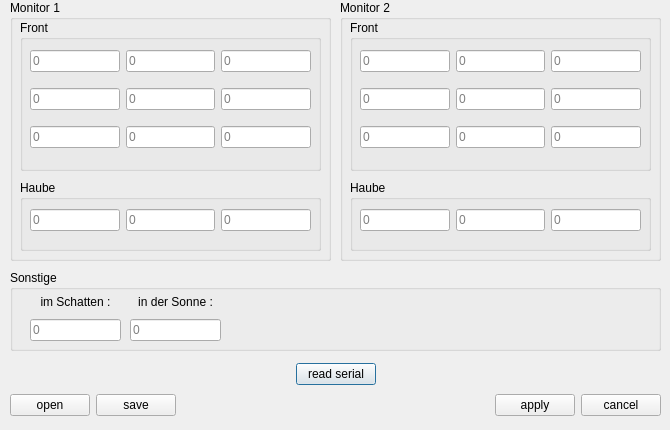
This is sensordialog.ui in Schattig/Tmess as Qt 5 draws it before an edit. The edited form follows.
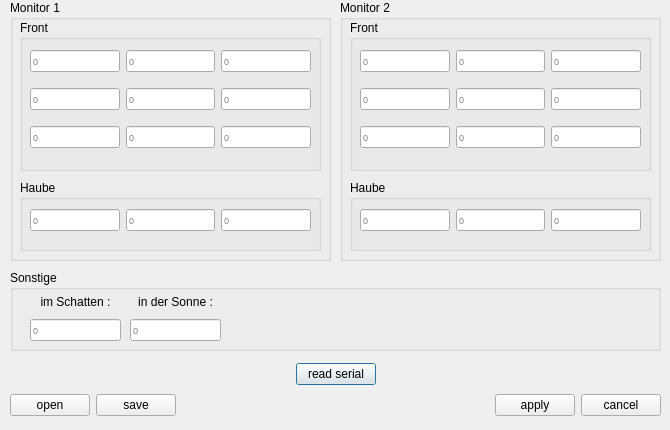
This is the edited form. Custom widgets are drawn as their Qt base class.

```diff
--- a/sensordialog.ui
+++ b/sensordialog.ui
@@ -61,6 +61,11 @@
      <layout class="QGridLayout" name="gridLayout">
       <item row="1" column="1">
        <widget class="MyLineEdit" name="lineEdit_15">
+        <property name="font">
+         <font>
+          <pointsize>7</pointsize>
+         </font>
+        </property>
         <property name="readOnly">
          <bool>false</bool>
         </property>
@@ -71,6 +76,11 @@
       </item>
       <item row="0" column="2">
        <widget class="MyLineEdit" name="lineEdit_13">
+        <property name="font">
+         <font>
+          <pointsize>7</pointsize>
+         </font>
+        </property>
         <property name="cursorPosition">
          <number>0</number>
         </property>
@@ -84,6 +94,11 @@
       </item>
       <item row="0" column="1">
        <widget class="MyLineEdit" name="lineEdit_12">
+        <property name="font">
+         <font>
+          <pointsize>7</pointsize>
+         </font>
+        </property>
         <property name="cursorPosition">
          <number>0</number>
         </property>
@@ -97,6 +112,11 @@
       </item>
       <item row="1" column="0">
        <widget class="MyLineEdit" name="lineEdit_14">
+        <property name="font">
+         <font>
+          <pointsize>7</pointsize>
+         </font>
+        </property>
         <property name="readOnly">
          <bool>false</bool>
         </property>
@@ -107,6 +127,11 @@
       </item>
       <item row="1" column="2">
        <widget class="MyLineEdit" name="lineEdit_16">
+        <property name="font">
+         <font>
+          <pointsize>7</pointsize>
+         </font>
+        </property>
         <property name="readOnly">
          <bool>false</bool>
         </property>
@@ -117,6 +142,11 @@
       </item>
       <item row="0" column="0">
        <widget class="MyLineEdit" name="lineEdit_11">
+        <property name="font">
+         <font>
+          <pointsize>7</pointsize>
+         </font>
+        </property>
         <property name="text">
          <string/>
         </property>
@@ -136,6 +166,11 @@
       </item>
       <item row="2" column="0">
        <widget class="MyLineEdit" name="lineEdit_17">
+        <property name="font">
+         <font>
+          <pointsize>7</pointsize>
+         </font>
+        </property>
         <property name="readOnly">
          <bool>false</bool>
         </property>
@@ -146,6 +181,11 @@
       </item>
       <item row="2" column="1">
        <widget class="MyLineEdit" name="lineEdit_18">
+        <property name="font">
+         <font>
+          <pointsize>7</pointsize>
+         </font>
+        </property>
         <property name="readOnly">
          <bool>false</bool>
         </property>
@@ -156,6 +196,11 @@
       </item>
       <item row="2" column="2">
        <widget class="MyLineEdit" name="lineEdit_19">
+        <property name="font">
+         <font>
+          <pointsize>7</pointsize>
+         </font>
+        </property>
         <property name="readOnly">
          <bool>false</bool>
         </property>
@@ -191,6 +236,11 @@
      <layout class="QHBoxLayout" name="horizontalLayout_4">
       <item>
        <widget class="MyLineEdit" name="lineEdit_110">
+        <property name="font">
+         <font>
+          <pointsize>7</pointsize>
+         </font>
+        </property>
         <property name="readOnly">
          <bool>false</bool>
         </property>
@@ -201,6 +251,11 @@
       </item>
       <item>
        <widget class="MyLineEdit" name="lineEdit_111">
+        <property name="font">
+         <font>
+          <pointsize>7</pointsize>
+         </font>
+        </property>
         <property name="readOnly">
          <bool>false</bool>
         </property>
@@ -211,6 +266,11 @@
       </item>
       <item>
        <widget class="MyLineEdit" name="lineEdit_112">
+        <property name="font">
+         <font>
+          <pointsize>7</pointsize>
+         </font>
+        </property>
         <property name="readOnly">
          <bool>false</bool>
         </property>
@@ -353,6 +413,11 @@
      <layout class="QGridLayout" name="gridLayout_2">
       <item row="1" column="1">
        <widget class="MyLineEdit" name="lineEdit_25">
+        <property name="font">
+         <font>
+          <pointsize>7</pointsize>
+         </font>
+        </property>
         <property name="readOnly">
          <bool>false</bool>
         </property>
@@ -363,6 +428,11 @@
       </item>
       <item row="0" column="2">
        <widget class="MyLineEdit" name="lineEdit_23">
+        <property name="font">
+         <font>
+          <pointsize>7</pointsize>
+         </font>
+        </property>
         <property name="readOnly">
          <bool>false</bool>
         </property>
@@ -373,6 +443,11 @@
       </item>
       <item row="0" column="1">
        <widget class="MyLineEdit" name="lineEdit_22">
+        <property name="font">
+         <font>
+          <pointsize>7</pointsize>
+         </font>
+        </property>
         <property name="readOnly">
          <bool>false</bool>
         </property>
@@ -383,6 +458,11 @@
       </item>
       <item row="1" column="0">
        <widget class="MyLineEdit" name="lineEdit_24">
+        <property name="font">
+         <font>
+          <pointsize>7</pointsize>
+         </font>
+        </property>
         <property name="readOnly">
          <bool>false</bool>
         </property>
@@ -393,6 +473,11 @@
       </item>
       <item row="1" column="2">
        <widget class="MyLineEdit" name="lineEdit_26">
+        <property name="font">
+         <font>
+          <pointsize>7</pointsize>
+         </font>
+        </property>
         <property name="readOnly">
          <bool>false</bool>
         </property>
@@ -403,6 +488,11 @@
       </item>
       <item row="0" column="0">
        <widget class="MyLineEdit" name="lineEdit_21">
+        <property name="font">
+         <font>
+          <pointsize>7</pointsize>
+         </font>
+        </property>
         <property name="text">
          <string/>
         </property>
@@ -416,6 +506,11 @@
       </item>
       <item row="2" column="0">
        <widget class="MyLineEdit" name="lineEdit_27">
+        <property name="font">
+         <font>
+          <pointsize>7</pointsize>
+         </font>
+        </property>
         <property name="readOnly">
          <bool>false</bool>
         </property>
@@ -426,6 +521,11 @@
       </item>
       <item row="2" column="1">
        <widget class="MyLineEdit" name="lineEdit_28">
+        <property name="font">
+         <font>
+          <pointsize>7</pointsize>
+         </font>
+        </property>
         <property name="readOnly">
          <bool>false</bool>
         </property>
@@ -436,6 +536,11 @@
       </item>
       <item row="2" column="2">
        <widget class="MyLineEdit" name="lineEdit_29">
+        <property name="font">
+         <font>
+          <pointsize>7</pointsize>
+         </font>
+        </property>
         <property name="readOnly">
          <bool>false</bool>
         </property>
@@ -471,6 +576,11 @@
      <layout class="QHBoxLayout" name="horizontalLayout_5">
       <item>
        <widget class="MyLineEdit" name="lineEdit_210">
+        <property name="font">
+         <font>
+          <pointsize>7</pointsize>
+         </font>
+        </property>
         <property name="readOnly">
          <bool>false</bool>
         </property>
@@ -481,6 +591,11 @@
       </item>
       <item>
        <widget class="MyLineEdit" name="lineEdit_211">
+        <property name="font">
+         <font>
+          <pointsize>7</pointsize>
+         </font>
+        </property>
         <property name="readOnly">
          <bool>false</bool>
         </property>
@@ -491,6 +606,11 @@
       </item>
       <item>
        <widget class="MyLineEdit" name="lineEdit_212">
+        <property name="font">
+         <font>
+          <pointsize>7</pointsize>
+         </font>
+        </property>
         <property name="readOnly">
          <bool>false</bool>
         </property>
@@ -537,6 +657,11 @@
      </item>
      <item>
       <widget class="MyLineEdit" name="lineEdit_31">
+       <property name="font">
+        <font>
+         <pointsize>7</pointsize>
+        </font>
+       </property>
        <property name="readOnly">
         <bool>false</bool>
        </property>
@@ -569,6 +694,11 @@
      </item>
      <item>
       <widget class="MyLineEdit" name="lineEdit_32">
+       <property name="font">
+        <font>
+         <pointsize>7</pointsize>
+        </font>
+       </property>
        <property name="readOnly">
         <bool>false</bool>
        </property>
```
